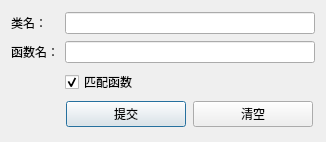
dqzg12300/fridaUiTools, file ui/match.ui: the form before one commit.
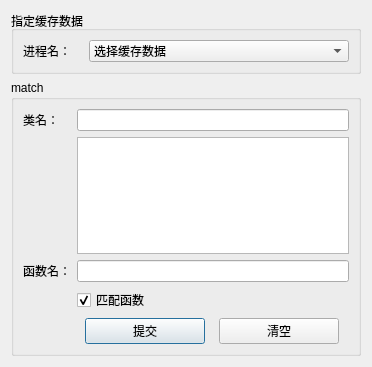
The form after the commit.

Commit message: 增加sslpinning yang神的三件套 加密函数hook 批量nativehook  appinfo初始信息优化

```diff
--- a/ui/match.ui
+++ b/ui/match.ui
@@ -6,15 +6,75 @@
    <rect>
     <x>0</x>
     <y>0</y>
-    <width>326</width>
-    <height>142</height>
+    <width>372</width>
+    <height>367</height>
    </rect>
   </property>
   <property name="windowTitle">
    <string>匹配java函数</string>
   </property>
+  <layout class="QGridLayout" name="gridLayout_3">
+   <item row="0" column="0">
+    <widget class="QGroupBox" name="groupBox_2">
+     <property name="title">
+      <string>指定缓存数据</string>
+     </property>
+     <layout class="QGridLayout" name="gridLayout_2">
+      <item row="0" column="0">
+       <widget class="QLabel" name="label_5">
+        <property name="maximumSize">
+         <size>
+          <width>60</width>
+          <height>16777215</height>
+         </size>
+        </property>
+        <property name="text">
+         <string>进程名：</string>
+        </property>
+       </widget>
+      </item>
+      <item row="0" column="1">
+       <widget class="QComboBox" name="cmbPackage">
+        <item>
+         <property name="text">
+          <string>选择缓存数据</string>
+         </property>
+        </item>
+       </widget>
+      </item>
+     </layout>
+    </widget>
+   </item>
+   <item row="1" column="0">
+    <widget class="QGroupBox" name="groupBox">
+     <property name="title">
+      <string>match</string>
+     </property>
   <layout class="QGridLayout" name="gridLayout">
+      <item row="0" column="0">
+       <widget class="QLabel" name="label">
+        <property name="text">
+         <string>类名：</string>
+        </property>
+       </widget>
+      </item>
+      <item row="0" column="1">
+       <widget class="QLineEdit" name="txtClass"/>
+      </item>
+      <item row="1" column="1">
+       <widget class="QListWidget" name="listClass"/>
+      </item>
+      <item row="2" column="0">
+       <widget class="QLabel" name="label_2">
+        <property name="text">
+         <string>函数名：</string>
+        </property>
+       </widget>
+      </item>
    <item row="2" column="1">
+       <widget class="QLineEdit" name="txtMethod"/>
+      </item>
+      <item row="3" column="1">
     <widget class="QCheckBox" name="chkHasMethod">
      <property name="text">
       <string>匹配函数</string>
@@ -24,27 +84,7 @@
      </property>
     </widget>
    </item>
-   <item row="1" column="1">
-    <widget class="QLineEdit" name="txtMethod"/>
-   </item>
-   <item row="0" column="1">
-    <widget class="QLineEdit" name="txtClass"/>
-   </item>
-   <item row="1" column="0">
-    <widget class="QLabel" name="label_2">
-     <property name="text">
-      <string>函数名：</string>
-     </property>
-    </widget>
-   </item>
-   <item row="0" column="0">
-    <widget class="QLabel" name="label">
-     <property name="text">
-      <string>类名：</string>
-     </property>
-    </widget>
-   </item>
-   <item row="3" column="1">
+      <item row="4" column="1">
     <layout class="QHBoxLayout" name="horizontalLayout">
      <item>
       <widget class="QPushButton" name="btnSubmit">
@@ -73,6 +113,9 @@
       </widget>
      </item>
     </layout>
+      </item>
+     </layout>
+    </widget>
    </item>
   </layout>
  </widget>
```
Lines whose indentation alone changed are shown as unchanged. The commit also changes 17 other files.
